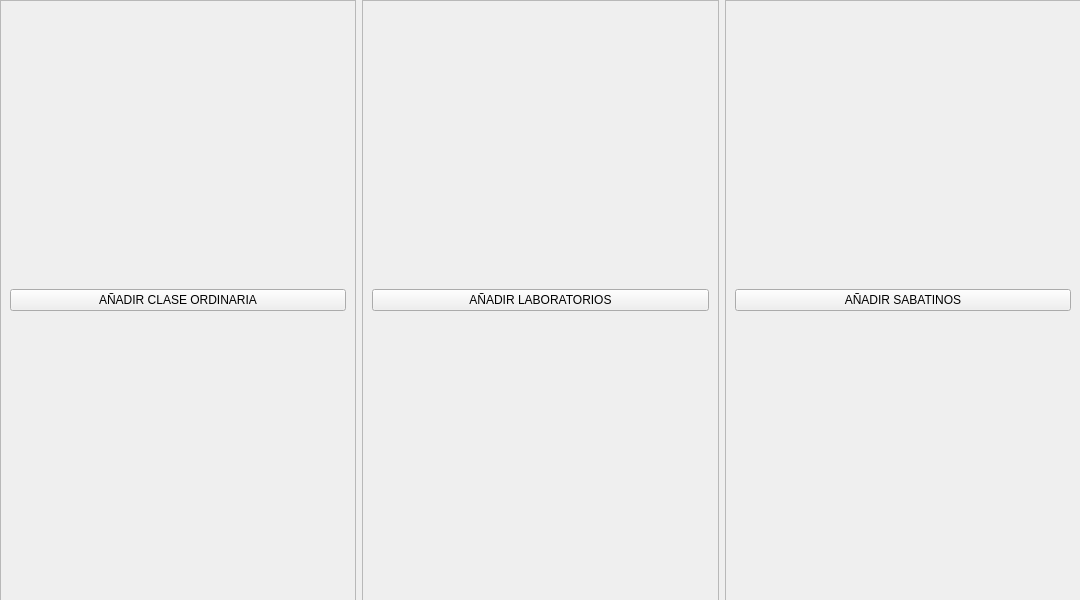
Qt form src/ui_files/add_files.ui (CornelioEmbedded/GUI_Horarios) before a commit.
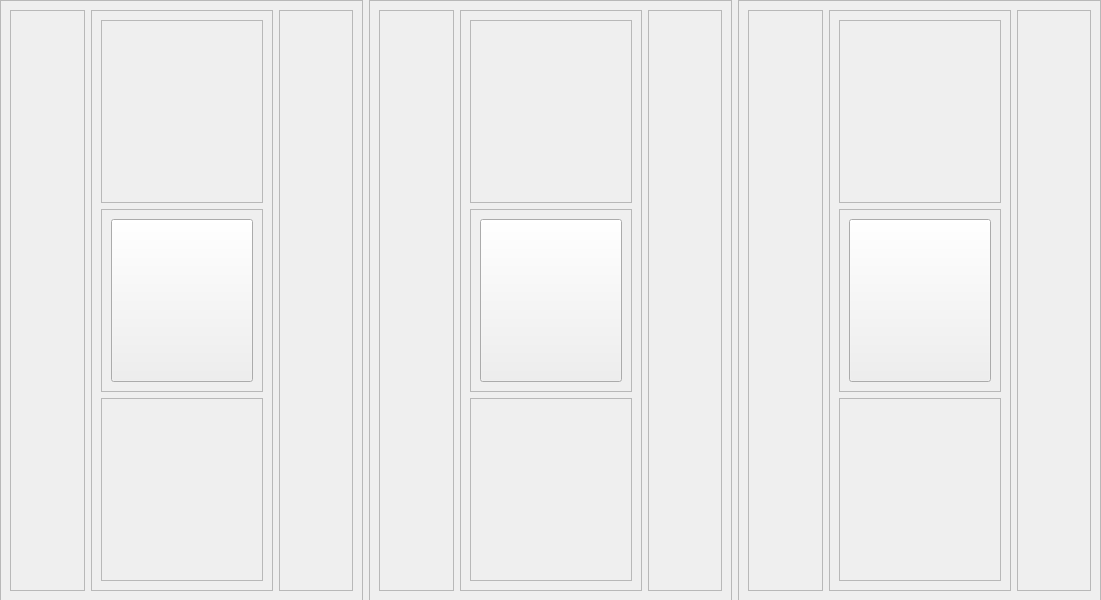
The same form after that commit. Icons and pictures are not drawn.

Commit message: make icons for buttons

Patch:
```diff
--- a/src/ui_files/add_files.ui
+++ b/src/ui_files/add_files.ui
@@ -6,7 +6,7 @@
    <rect>
     <x>0</x>
     <y>0</y>
-    <width>1080</width>
+    <width>1101</width>
     <height>600</height>
    </rect>
   </property>
@@ -18,32 +18,13 @@
     <rect>
      <x>0</x>
      <y>0</y>
-     <width>1081</width>
+     <width>1101</width>
      <height>601</height>
     </rect>
    </property>
    <layout class="QVBoxLayout" name="main_spot">
     <item>
      <layout class="QHBoxLayout" name="horizontalLayout_2">
-      <item>
-       <widget class="QFrame" name="frame">
-        <property name="frameShape">
-         <enum>QFrame::StyledPanel</enum>
-        </property>
-        <property name="frameShadow">
-         <enum>QFrame::Raised</enum>
-        </property>
-        <layout class="QVBoxLayout" name="verticalLayout">
-         <item>
-          <widget class="QPushButton" name="add_ordinary_class">
-           <property name="text">
-            <string>AÑADIR CLASE ORDINARIA</string>
-           </property>
-          </widget>
-         </item>
-        </layout>
-       </widget>
-      </item>
       <item>
        <widget class="QFrame" name="frame_2">
         <property name="frameShape">
@@ -52,13 +33,107 @@
         <property name="frameShadow">
          <enum>QFrame::Raised</enum>
         </property>
-        <layout class="QVBoxLayout" name="verticalLayout_2">
+        <layout class="QVBoxLayout" name="verticalLayout_4">
          <item>
-          <widget class="QPushButton" name="add_labs">
-           <property name="text">
-            <string>AÑADIR LABORATORIOS</string>
-           </property>
-          </widget>
+          <layout class="QHBoxLayout" name="horizontalLayout_3">
+           <item>
+            <widget class="QFrame" name="frame_10">
+             <property name="frameShape">
+              <enum>QFrame::StyledPanel</enum>
+             </property>
+             <property name="frameShadow">
+              <enum>QFrame::Raised</enum>
+             </property>
+            </widget>
+           </item>
+           <item>
+            <widget class="QFrame" name="frame_11">
+             <property name="frameShape">
+              <enum>QFrame::StyledPanel</enum>
+             </property>
+             <property name="frameShadow">
+              <enum>QFrame::Raised</enum>
+             </property>
+             <layout class="QVBoxLayout" name="verticalLayout_5">
+              <item>
+               <layout class="QVBoxLayout" name="verticalLayout_6">
+                <item>
+                 <widget class="QFrame" name="frame_12">
+                  <property name="frameShape">
+                   <enum>QFrame::StyledPanel</enum>
+                  </property>
+                  <property name="frameShadow">
+                   <enum>QFrame::Raised</enum>
+                  </property>
+                 </widget>
+                </item>
+                <item>
+                 <widget class="QFrame" name="frame_13">
+                  <property name="frameShape">
+                   <enum>QFrame::StyledPanel</enum>
+                  </property>
+                  <property name="frameShadow">
+                   <enum>QFrame::Raised</enum>
+                  </property>
+                  <layout class="QVBoxLayout" name="verticalLayout_13">
+                   <item>
+                    <widget class="QPushButton" name="add_ordinary_class">
+                     <property name="sizePolicy">
+                      <sizepolicy hsizetype="Preferred" vsizetype="Preferred">
+                       <horstretch>0</horstretch>
+                       <verstretch>0</verstretch>
+                      </sizepolicy>
+                     </property>
+                     <property name="minimumSize">
+                      <size>
+                       <width>142</width>
+                       <height>23</height>
+                      </size>
+                     </property>
+                     <property name="text">
+                      <string/>
+                     </property>
+                     <property name="icon">
+                      <iconset>
+                       <normaloff>../../icons/excel_ordinary.png</normaloff>../../icons/excel_ordinary.png</iconset>
+                     </property>
+                     <property name="iconSize">
+                      <size>
+                       <width>140</width>
+                       <height>140</height>
+                      </size>
+                     </property>
+                    </widget>
+                   </item>
+                  </layout>
+                 </widget>
+                </item>
+                <item>
+                 <widget class="QFrame" name="frame_14">
+                  <property name="frameShape">
+                   <enum>QFrame::StyledPanel</enum>
+                  </property>
+                  <property name="frameShadow">
+                   <enum>QFrame::Raised</enum>
+                  </property>
+                 </widget>
+                </item>
+               </layout>
+              </item>
+             </layout>
+            </widget>
+           </item>
+           <item>
+            <widget class="QFrame" name="frame_15">
+             <property name="frameShape">
+              <enum>QFrame::StyledPanel</enum>
+             </property>
+             <property name="frameShadow">
+              <enum>QFrame::Raised</enum>
+             </property>
+            </widget>
+           </item>
+          </layout>
          </item>
         </layout>
        </widget>
@@ -71,13 +146,220 @@
         <property name="frameShadow">
          <enum>QFrame::Raised</enum>
         </property>
-        <layout class="QVBoxLayout" name="verticalLayout_3">
+        <layout class="QVBoxLayout" name="verticalLayout_10">
          <item>
-          <widget class="QPushButton" name="add_saturday_class">
-           <property name="text">
-            <string>AÑADIR SABATINOS</string>
-           </property>
-          </widget>
+          <layout class="QHBoxLayout" name="horizontalLayout_5">
+           <item>
+            <widget class="QFrame" name="frame_22">
+             <property name="frameShape">
+              <enum>QFrame::StyledPanel</enum>
+             </property>
+             <property name="frameShadow">
+              <enum>QFrame::Raised</enum>
+             </property>
+            </widget>
+           </item>
+           <item>
+            <widget class="QFrame" name="frame_23">
+             <property name="frameShape">
+              <enum>QFrame::StyledPanel</enum>
+             </property>
+             <property name="frameShadow">
+              <enum>QFrame::Raised</enum>
+             </property>
+             <layout class="QVBoxLayout" name="verticalLayout_11">
+              <item>
+               <layout class="QVBoxLayout" name="verticalLayout_12">
+                <item>
+                 <widget class="QFrame" name="frame_24">
+                  <property name="frameShape">
+                   <enum>QFrame::StyledPanel</enum>
+                  </property>
+                  <property name="frameShadow">
+                   <enum>QFrame::Raised</enum>
+                  </property>
+                 </widget>
+                </item>
+                <item>
+                 <widget class="QFrame" name="frame_25">
+                  <property name="frameShape">
+                   <enum>QFrame::StyledPanel</enum>
+                  </property>
+                  <property name="frameShadow">
+                   <enum>QFrame::Raised</enum>
+                  </property>
+                  <layout class="QVBoxLayout" name="verticalLayout_14">
+                   <item>
+                    <widget class="QPushButton" name="add_labs">
+                     <property name="sizePolicy">
+                      <sizepolicy hsizetype="Preferred" vsizetype="Preferred">
+                       <horstretch>0</horstretch>
+                       <verstretch>0</verstretch>
+                      </sizepolicy>
+                     </property>
+                     <property name="minimumSize">
+                      <size>
+                       <width>142</width>
+                       <height>23</height>
+                      </size>
+                     </property>
+                     <property name="text">
+                      <string/>
+                     </property>
+                     <property name="icon">
+                      <iconset>
+                       <normaloff>../../icons/excel_labs.png</normaloff>../../icons/excel_labs.png</iconset>
+                     </property>
+                     <property name="iconSize">
+                      <size>
+                       <width>140</width>
+                       <height>140</height>
+                      </size>
+                     </property>
+                    </widget>
+                   </item>
+                  </layout>
+                 </widget>
+                </item>
+                <item>
+                 <widget class="QFrame" name="frame_26">
+                  <property name="frameShape">
+                   <enum>QFrame::StyledPanel</enum>
+                  </property>
+                  <property name="frameShadow">
+                   <enum>QFrame::Raised</enum>
+                  </property>
+                 </widget>
+                </item>
+               </layout>
+              </item>
+             </layout>
+            </widget>
+           </item>
+           <item>
+            <widget class="QFrame" name="frame_27">
+             <property name="frameShape">
+              <enum>QFrame::StyledPanel</enum>
+             </property>
+             <property name="frameShadow">
+              <enum>QFrame::Raised</enum>
+             </property>
+            </widget>
+           </item>
+          </layout>
+         </item>
+        </layout>
+       </widget>
+      </item>
+      <item>
+       <widget class="QFrame" name="frame">
+        <property name="frameShape">
+         <enum>QFrame::StyledPanel</enum>
+        </property>
+        <property name="frameShadow">
+         <enum>QFrame::Raised</enum>
+        </property>
+        <layout class="QVBoxLayout" name="verticalLayout">
+         <item>
+          <layout class="QHBoxLayout" name="horizontalLayout">
+           <item>
+            <widget class="QFrame" name="frame_4">
+             <property name="frameShape">
+              <enum>QFrame::StyledPanel</enum>
+             </property>
+             <property name="frameShadow">
+              <enum>QFrame::Raised</enum>
+             </property>
+            </widget>
+           </item>
+           <item>
+            <widget class="QFrame" name="frame_6">
+             <property name="frameShape">
+              <enum>QFrame::StyledPanel</enum>
+             </property>
+             <property name="frameShadow">
+              <enum>QFrame::Raised</enum>
+             </property>
+             <layout class="QVBoxLayout" name="verticalLayout_3">
+              <item>
+               <layout class="QVBoxLayout" name="verticalLayout_2">
+                <item>
+                 <widget class="QFrame" name="frame_7">
+                  <property name="frameShape">
+                   <enum>QFrame::StyledPanel</enum>
+                  </property>
+                  <property name="frameShadow">
+                   <enum>QFrame::Raised</enum>
+                  </property>
+                 </widget>
+                </item>
+                <item>
+                 <widget class="QFrame" name="frame_8">
+                  <property name="frameShape">
+                   <enum>QFrame::StyledPanel</enum>
+                  </property>
+                  <property name="frameShadow">
+                   <enum>QFrame::Raised</enum>
+                  </property>
+                  <layout class="QVBoxLayout" name="verticalLayout_15">
+                   <item>
+                    <widget class="QPushButton" name="add_saturday_class">
+                     <property name="sizePolicy">
+                      <sizepolicy hsizetype="Preferred" vsizetype="Preferred">
+                       <horstretch>0</horstretch>
+                       <verstretch>0</verstretch>
+                      </sizepolicy>
+                     </property>
+                     <property name="minimumSize">
+                      <size>
+                       <width>142</width>
+                       <height>23</height>
+                      </size>
+                     </property>
+                     <property name="text">
+                      <string/>
+                     </property>
+                     <property name="icon">
+                      <iconset>
+                       <normaloff>../../icons/excel_saturdays.png</normaloff>../../icons/excel_saturdays.png</iconset>
+                     </property>
+                     <property name="iconSize">
+                      <size>
+                       <width>140</width>
+                       <height>140</height>
+                      </size>
+                     </property>
+                    </widget>
+                   </item>
+                  </layout>
+                 </widget>
+                </item>
+                <item>
+                 <widget class="QFrame" name="frame_9">
+                  <property name="frameShape">
+                   <enum>QFrame::StyledPanel</enum>
+                  </property>
+                  <property name="frameShadow">
+                   <enum>QFrame::Raised</enum>
+                  </property>
+                 </widget>
+                </item>
+               </layout>
+              </item>
+             </layout>
+            </widget>
+           </item>
+           <item>
+            <widget class="QFrame" name="frame_5">
+             <property name="frameShape">
+              <enum>QFrame::StyledPanel</enum>
+             </property>
+             <property name="frameShadow">
+              <enum>QFrame::Raised</enum>
+             </property>
+            </widget>
+           </item>
+          </layout>
          </item>
         </layout>
        </widget>
```
The commit also changes 3 other files.
